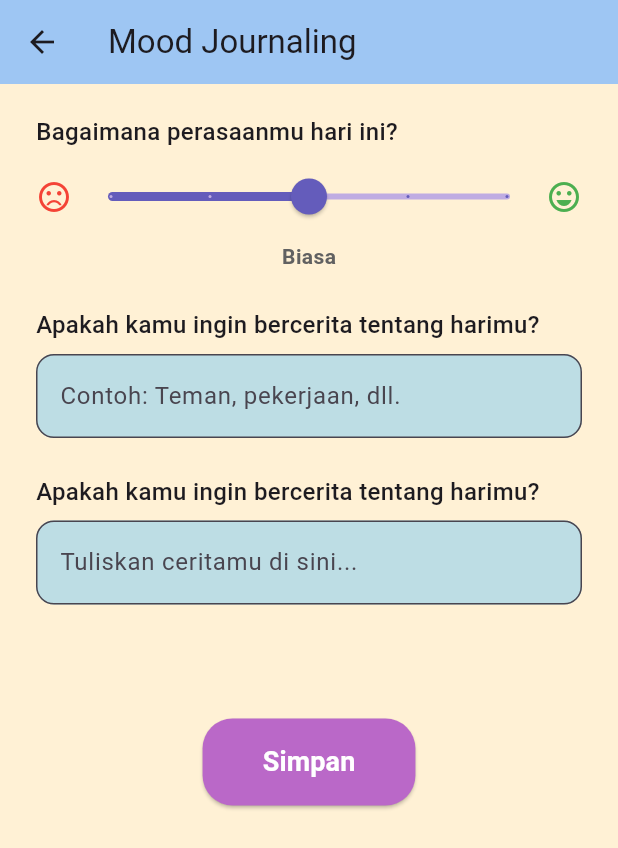
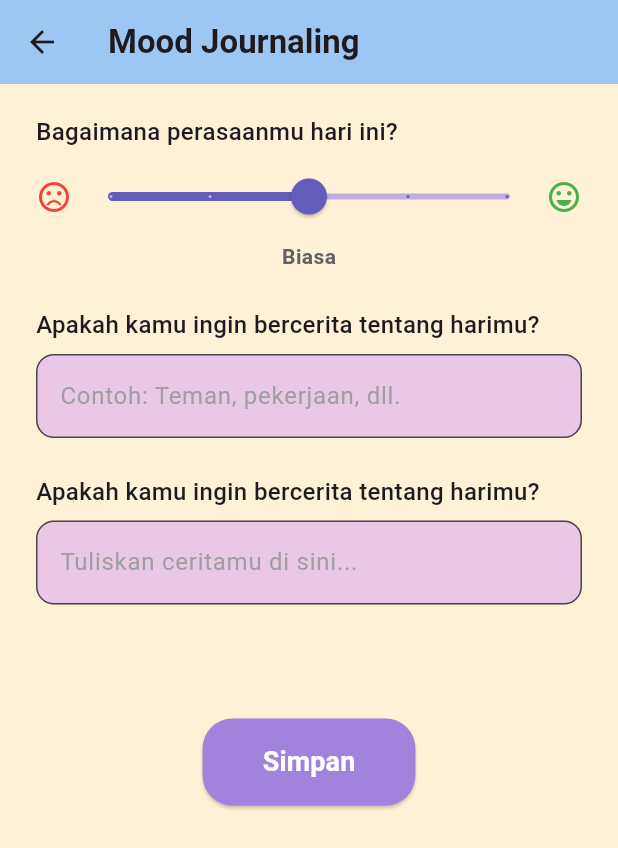
Before and after one commit to Gibekkk/SerenyPals-Frontend, a Flutter app: the MoodJournaling screen opened directly, on a phone screen of 412 x 824 dp. Shown: the top 848 px of the screen. Run offline on Flutter 3.47's test engine with Material 3 defaults, Android fonts, the phone set to English and light mode, and no system bars; our stand-ins replace carousel_slider, flutter_svg, go_router, google_fonts, image_picker; Roboto replaces fonts that are missing (Overlock); project files that could hold a hidden picture were left out.

Commit message:
pemindahan file dan menambahkan moodjournaling

```diff
--- a/serenypals_frontend/lib/screen/moodjournal.dart
+++ b/serenypals_frontend/lib/screen/moodjournaling.dart
@@ -1,4 +1,5 @@
 import 'package:flutter/material.dart';
+import 'package:go_router/go_router.dart';
 import 'package:google_fonts/google_fonts.dart';
 import 'package:serenypals_frontend/utils/color.dart';
 
@@ -23,9 +24,15 @@ class _MoodJournalingState extends State<MoodJournaling> {
     return Scaffold(
       backgroundColor: color4,
       appBar: AppBar(
-        title: const Text('Mood Journaling'),
+        title: Text(
+          'Mood Journaling',
+          style: GoogleFonts.overlock(fontWeight: FontWeight.w600),
+        ),
         backgroundColor: color2,
-        leading: const BackButton(),
+        leading: IconButton(
+          icon: const Icon(Icons.arrow_back),
+          onPressed: () => context.go('/dashboard'),
+        ),
       ),
       body: SafeArea(
         child: LayoutBuilder(
@@ -83,7 +90,7 @@ class _MoodJournalingState extends State<MoodJournaling> {
                               print('Masalah: ${issueController.text}');
                               print('Cerita: ${storyController.text}');
                             },
-                            backgroundColor: Colors.purple[300]!,
+                            backgroundColor: color6,
                             textColor: Colors.white,
                             borderRadius: 20,
                             padding: const EdgeInsets.symmetric(vertical: 16),
@@ -233,8 +240,9 @@ class QuestionBox extends StatelessWidget {
                 isMultiline ? TextInputType.multiline : TextInputType.text,
             decoration: InputDecoration(
               hintText: hintText,
+              hintStyle: GoogleFonts.overlock(color: Colors.grey.shade500),
               filled: true,
-              fillColor: color3,
+              fillColor: color8,
               border: OutlineInputBorder(
                 borderRadius: BorderRadius.circular(12),
               ),
```
Also changed, not shown: serenypals_frontend/lib/screen/customloading.dart (deleted, +0 -65 lines).
